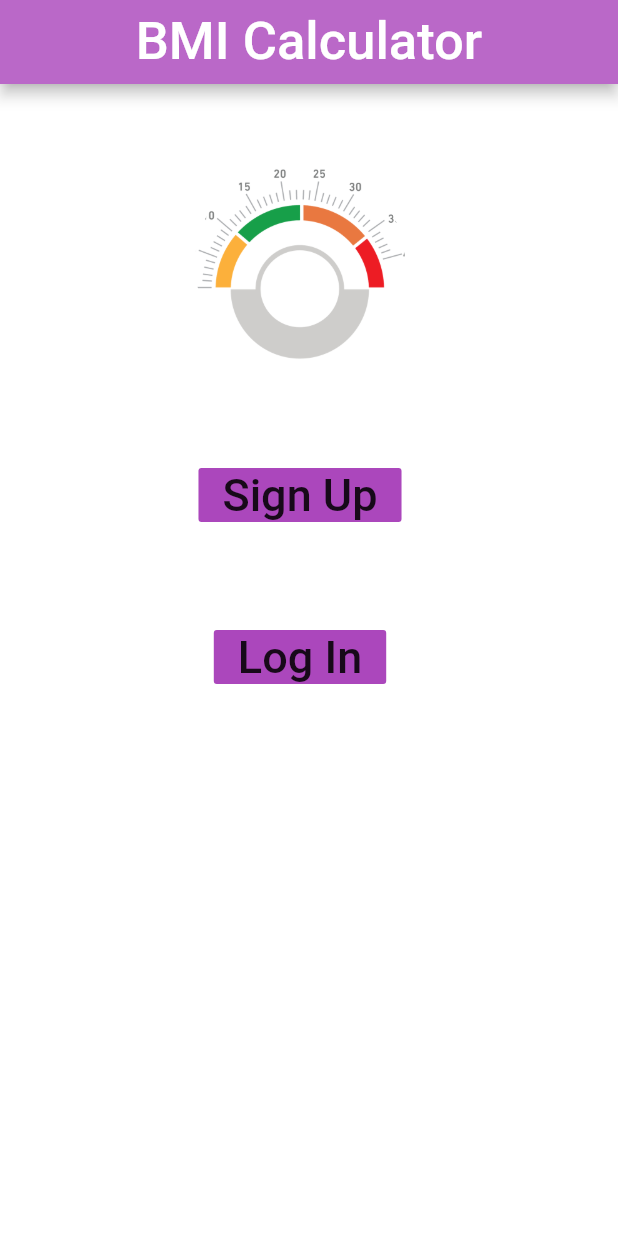
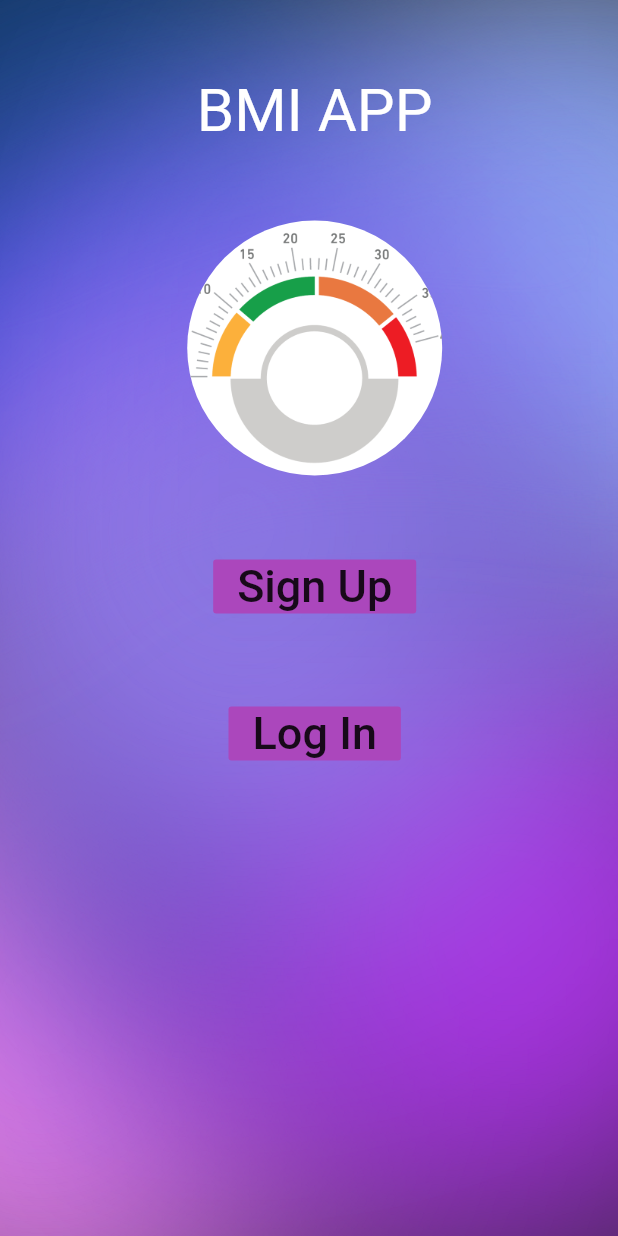
Before and after one commit to narjesabdolii/BMI_Calculatorapp, a Flutter app: the screen it shows after launch, on a phone screen of 412 x 824 dp. Run offline on Flutter 3.47's test engine with Material 2 defaults, Android fonts, the phone set to English and light mode, and no system bars; Roboto replaces fonts that are missing (Dongle-Bold).

Commit message:
changes : adding background image for home

```diff
--- a/lib/pages/home.dart
+++ b/lib/pages/home.dart
@@ -1,5 +1,6 @@
 import 'package:flutter/material.dart';
 import 'User.dart';
+import 'dart:ui';
 
 class Home extends StatefulWidget {
   const Home({Key? key}) : super(key: key);
@@ -12,28 +13,39 @@ class _HomeState extends State<Home> {
   @override
   Widget build(BuildContext context) {
     return Scaffold(
-      backgroundColor: Colors.white,
-      appBar: AppBar(
-        title : const Text('BMI Calculator',
-          style: TextStyle(
-            fontFamily: 'Dongle-Bold',
-            fontSize: 35.0
-          ) ,),
-        centerTitle: true,
-        backgroundColor: Colors.purple[300],
-      ),
-      body : Column (
+
+      body : Center(
+           child : Container(
+             alignment: const Alignment(-.2, 0),
+           decoration: const BoxDecoration(
+          image: DecorationImage(
+            image: AssetImage('assets/back-2.png'),
+            fit: BoxFit.cover,
+          ),
+        ),
+      child : Column (
         children: <Widget>[
           Container(
-            margin: const EdgeInsets.fromLTRB(130.0, 50.0, 20.0, 10.0),
+            margin: const EdgeInsets.fromLTRB(60.0, 50.0, 20.0, 10.0),
+            child: const Text(
+              'BMI APP',
+              style: TextStyle(
+                fontSize: 40.0,
+                fontFamily: 'Dongle-Bold',
+                color: Colors.white,
+              ),
+            ),
+          ),
+          Container(
+            margin: const EdgeInsets.fromLTRB(60.0, 40.0, 20.0, 10.0),
             child: const CircleAvatar(
-              radius: 70.0,
+              radius: 85.0,
               backgroundColor: Colors.white,
               backgroundImage:AssetImage('assets/BMI-Calculator.png'),
             ),
           ),
           Container(
-            margin: const EdgeInsets.fromLTRB(130.0, 50.0, 20.0, 10.0),
+            margin: const EdgeInsets.fromLTRB(60.0, 40.0, 20.0, 10.0),
             child: FlatButton(
               onPressed: () {
                 setState(() {
@@ -51,7 +63,7 @@ class _HomeState extends State<Home> {
             ),
           ),
           Container(
-            margin: const EdgeInsets.fromLTRB(130.0, 50.0, 20.0, 10.0),
+            margin: const EdgeInsets.fromLTRB(60.0, 40.0, 20.0, 10.0),
 
             child: FlatButton(
               onPressed: () {
@@ -69,6 +81,8 @@ class _HomeState extends State<Home> {
           ),
         ],
       ),
+    ),
+    ),
     );
   }
 }
--- a/pubspec.yaml
+++ b/pubspec.yaml
@@ -60,7 +60,7 @@ flutter:
   # To add assets to your application, add an assets section, like this:
   assets:
     - assets/BMI-Calculator.png
-  #   - images/a_dot_ham.jpeg
+    - assets/back-2.png
 
   # An image asset can refer to one or more resolution-specific "variants", see
   # https://flutter.dev/assets-and-images/#resolution-aware.
```
Also changed, not shown: assets/back-2.png (added), 1 other file.
